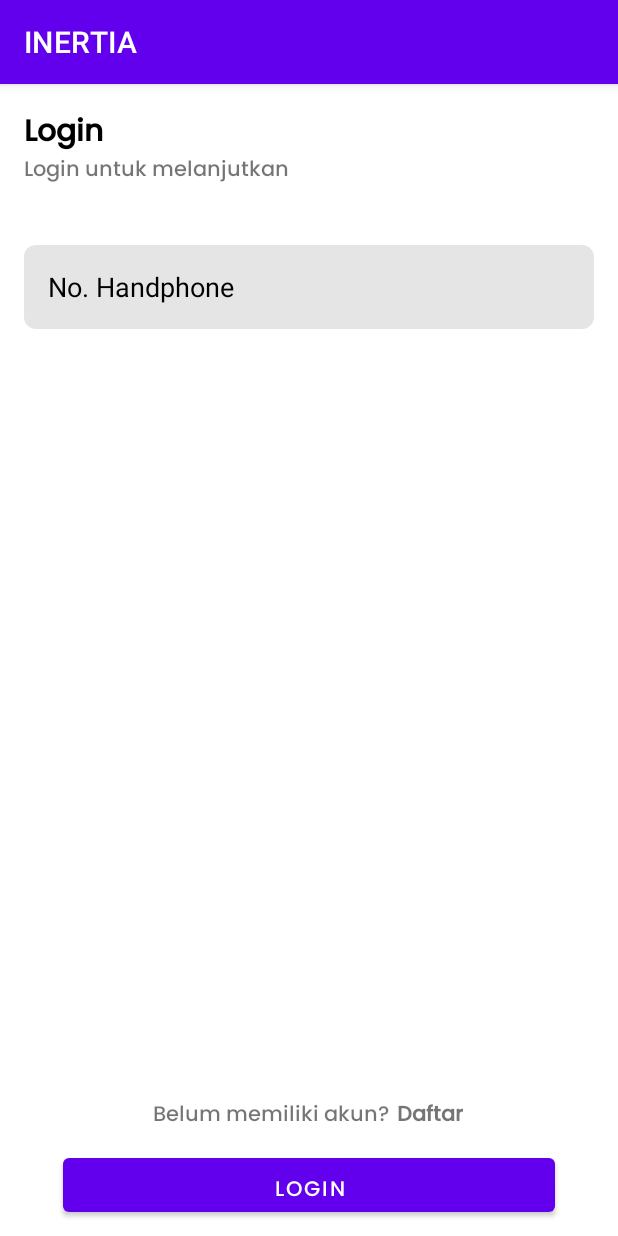
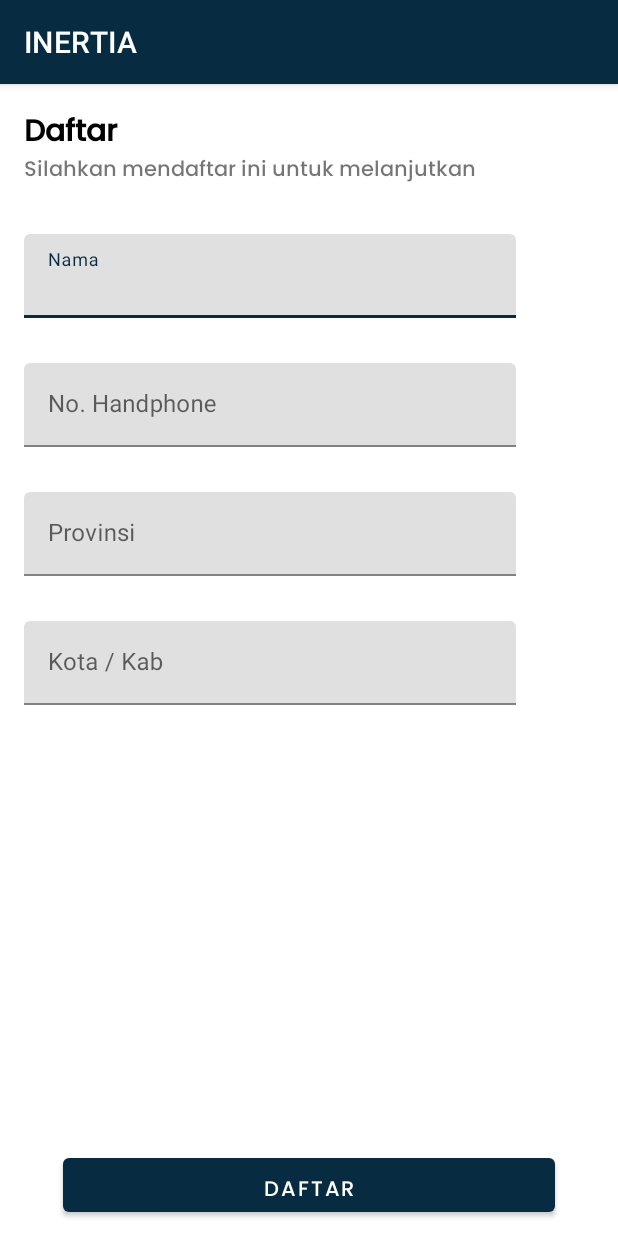
Before and after one commit to rofiulkhasanah/INERTIA, an Android app: the screen it shows after launch (LoginActivity before the commit, RegisterActivity after it), on a phone screen of 412 x 824 dp. Run offline under Robolectric (Android 15) with nearby library versions, the phone set to English and light mode, and no system bars; Roboto replaces fonts that are not available here.

Commit message:
ui register

```diff
--- a/app/src/main/AndroidManifest.xml
+++ b/app/src/main/AndroidManifest.xml
@@ -9,15 +9,22 @@
         android:roundIcon="@mipmap/ic_launcher_round"
         android:supportsRtl="true"
         android:theme="@style/Theme.INERTIA">
-<!--        <activity android:name=".ui.login.LoginActivity"></activity>-->
-<!--        <activity android:name=".MainActivity"></activity>-->
-        <activity android:name=".ui.login.LoginActivity">
+<!--        <activity android:name=".ui.register.RegisterActivity" />-->
+        <activity android:name=".ui.login.LoginActivity" />
+        <activity android:name=".ui.register.RegisterActivity">
             <intent-filter>
                 <action android:name="android.intent.action.MAIN" />
-
-                <category android:name="android.intent.category.LAUNCHER" />
+                <category android:name="android.intent.category.LAUNCHER"/>
             </intent-filter>
         </activity>
+
+<!--        <activity android:name=".ui.register.RegisterActivity">-->
+<!--            <intent-filter>-->
+<!--                <action android:name="android.intent.action.MAIN" />-->
+
+<!--                <category android:name="android.intent.category.LAUNCHER" />-->
+<!--            </intent-filter>-->
+<!--        </activity>-->
 
         <meta-data
             android:name="preloaded_fonts"
--- /dev/null
+++ b/app/src/main/java/com/inertia/ui/register/RegisterActivity.kt
@@ -0,0 +1,14 @@
+package com.inertia.ui.register
+
+import android.os.Build
+import androidx.appcompat.app.AppCompatActivity
+import android.os.Bundle
+import android.view.WindowManager
+import com.inertia.R
+
+class RegisterActivity : AppCompatActivity() {
+    override fun onCreate(savedInstanceState: Bundle?) {
+        super.onCreate(savedInstanceState)
+        setContentView(R.layout.activity_register)
+    }
+}
--- a/app/src/main/res/drawable/button_bg.xml
+++ b/app/src/main/res/drawable/button_bg.xml
@@ -1,5 +1,5 @@
 <?xml version="1.0" encoding="utf-8"?>
-<shape xmlns:android="http://schemas.android.com/apk/res/android" android:shape="rectangle">
-    <solid android:color="#000000"/>
+<shape xmlns:android="http://schemas.android.com/apk/res/android">
+    <solid android:color="#072C41"/>
     <corners android:radius="4dp"/>
 </shape>
--- a/app/src/main/res/layout/activity_login.xml
+++ b/app/src/main/res/layout/activity_login.xml
@@ -6,7 +6,6 @@
     android:layout_height="match_parent"
     android:clipToPadding="false"
     tools:context=".ui.login.LoginActivity">
-
 
     <TextView
         android:id="@+id/textView"
@@ -32,21 +31,41 @@
         app:layout_constraintStart_toStartOf="@+id/textView"
         app:layout_constraintTop_toTopOf="parent" />
 
-    <EditText
-        android:id="@+id/editTextPhone"
-        android:layout_width="380dp"
+<!--    <EditText-->
+<!--        android:id="@+id/edt_phone"-->
+<!--        android:layout_width="328dp"-->
+<!--        android:layout_height="56dp"-->
+<!--        android:layout_marginTop="30dp"-->
+<!--        android:autofillHints="@string/phone"-->
+<!--        android:background="@drawable/input_bg"-->
+<!--        android:ems="13"-->
+<!--        android:hint="@string/phone"-->
+<!--        android:includeFontPadding="true"-->
+<!--        android:inputType="phone"-->
+<!--        android:padding="16dp"-->
+<!--        android:textColorHint="#000000"-->
+<!--        app:layout_constraintStart_toStartOf="@+id/textView2"-->
+<!--        app:layout_constraintTop_toBottomOf="@+id/textView2" />-->
+
+    <com.google.android.material.textfield.TextInputLayout
+        android:layout_width="328dp"
         android:layout_height="56dp"
-        android:layout_marginTop="107dp"
-        android:autofillHints="@string/phone"
+        android:layout_marginTop="30dp"
+        android:hint="@string/phone"
         android:background="@drawable/input_bg"
-        android:ems="13"
-        android:hint="@string/phone"
-        android:includeFontPadding="true"
-        android:inputType="phone"
-        android:padding="16dp"
-        android:textColorHint="#000000"
         app:layout_constraintStart_toStartOf="@+id/textView2"
-        app:layout_constraintTop_toTopOf="parent" />
+        app:layout_constraintTop_toBottomOf="@+id/textView2">
+
+        <com.google.android.material.textfield.TextInputEditText
+            android:id="@+id/edt_phone"
+            android:layout_width="match_parent"
+            android:layout_height="wrap_content"
+            android:inputType="phone"
+            android:ems="13"
+            android:padding="16dp"
+            android:textColorHint="#000000"
+        />
+    </com.google.android.material.textfield.TextInputLayout>
 
     <TextView
         android:id="@+id/textView4"
@@ -56,11 +75,12 @@
         android:layout_marginBottom="16dp"
         android:fontFamily="@font/poppins_medium"
         android:text="@string/desc_account"
-        app:layout_constraintBottom_toTopOf="@+id/button"
-        app:layout_constraintStart_toStartOf="@+id/button" />
+        android:textColor="#797979"
+        app:layout_constraintBottom_toTopOf="@+id/btn_login"
+        app:layout_constraintStart_toStartOf="@+id/btn_login" />
 
     <Button
-        android:id="@+id/button"
+        android:id="@+id/btn_login"
         android:layout_width="328dp"
         android:layout_height="36dp"
         android:layout_marginStart="16dp"
@@ -82,6 +102,7 @@
         android:clickable="false"
         android:fontFamily="@font/poppins_medium"
         android:text="@string/register"
+        android:textColor="#072C41"
         android:textStyle="bold"
         app:layout_constraintBottom_toBottomOf="@+id/textView4"
         app:layout_constraintStart_toEndOf="@+id/textView4"
--- /dev/null
+++ b/app/src/main/res/layout/activity_register.xml
@@ -0,0 +1,119 @@
+<?xml version="1.0" encoding="utf-8"?>
+<androidx.constraintlayout.widget.ConstraintLayout xmlns:android="http://schemas.android.com/apk/res/android"
+    xmlns:app="http://schemas.android.com/apk/res-auto"
+    xmlns:tools="http://schemas.android.com/tools"
+    android:layout_width="match_parent"
+    android:layout_height="match_parent"
+    tools:context=".ui.register.RegisterActivity">
+
+
+    <TextView
+        android:id="@+id/textView"
+        android:layout_width="wrap_content"
+        android:layout_height="wrap_content"
+        android:layout_marginStart="16dp"
+        android:layout_marginTop="16dp"
+        android:fontFamily="@font/poppins_medium"
+        android:text="@string/register"
+        android:textColor="#000000"
+        android:textSize="20sp"
+        android:textStyle="bold"
+        app:layout_constraintStart_toStartOf="parent"
+        app:layout_constraintTop_toTopOf="parent" />
+
+    <TextView
+        android:id="@+id/textView2"
+        android:layout_width="wrap_content"
+        android:layout_height="wrap_content"
+        android:layout_marginTop="46dp"
+        android:fontFamily="@font/poppins_medium"
+        android:text="@string/desc_register"
+        app:layout_constraintStart_toStartOf="@+id/textView"
+        app:layout_constraintTop_toTopOf="parent" />
+
+    <com.google.android.material.textfield.TextInputLayout
+        android:id="@+id/txt_input1"
+        android:layout_width="328dp"
+        android:layout_height="56dp"
+        android:layout_marginTop="30dp"
+        android:hint="@string/user_name"
+        android:background="@drawable/input_bg"
+        app:layout_constraintStart_toStartOf="@+id/textView2"
+        app:layout_constraintTop_toBottomOf="@+id/textView2">
+
+        <com.google.android.material.textfield.TextInputEditText
+            android:id="@+id/edt_name"
+            android:inputType="text"
+            android:layout_width="match_parent"
+            android:layout_height="wrap_content" />
+    </com.google.android.material.textfield.TextInputLayout>
+
+    <com.google.android.material.textfield.TextInputLayout
+        android:id="@+id/txt_input2"
+        android:layout_width="328dp"
+        android:layout_height="56dp"
+        android:layout_marginTop="30dp"
+        android:hint="@string/phone"
+        android:background="@drawable/input_bg"
+        app:layout_constraintStart_toStartOf="@+id/txt_input1"
+        app:layout_constraintTop_toBottomOf="@+id/txt_input1">
+
+        <com.google.android.material.textfield.TextInputEditText
+            android:id="@+id/edt_reg_phone"
+            android:inputType="phone"
+            android:ems="13"
+            android:layout_width="match_parent"
+            android:layout_height="wrap_content" />
+    </com.google.android.material.textfield.TextInputLayout>
+
+    <com.google.android.material.textfield.TextInputLayout
+        android:id="@+id/txt_input3"
+        android:layout_width="328dp"
+        android:layout_height="56dp"
+        android:layout_marginTop="30dp"
+        android:hint="@string/provinsi"
+        android:background="@drawable/input_bg"
+        app:layout_constraintStart_toStartOf="@+id/txt_input2"
+        app:layout_constraintTop_toBottomOf="@+id/txt_input2">
+
+        <com.google.android.material.textfield.TextInputEditText
+            android:id="@+id/edt_provinsi"
+            android:inputType="text"
+            android:layout_width="match_parent"
+            android:layout_height="wrap_content" />
+    </com.google.android.material.textfield.TextInputLayout>
+
+    <com.google.android.material.textfield.TextInputLayout
+        android:id="@+id/txt_input4"
+        android:layout_width="328dp"
+        android:layout_height="56dp"
+        android:layout_marginTop="30dp"
+        android:hint="@string/city"
+        android:background="@drawable/input_bg"
+        app:layout_constraintStart_toStartOf="@+id/txt_input3"
+        app:layout_constraintTop_toBottomOf="@+id/txt_input3">
+
+        <com.google.android.material.textfield.TextInputEditText
+            android:id="@+id/edt_city"
+            android:inputType="text"
+            android:layout_width="match_parent"
+            android:layout_height="wrap_content" />
+    </com.google.android.material.textfield.TextInputLayout>
+
+
+    <Button
+        android:id="@+id/btn_register"
+        android:layout_width="328dp"
+        android:layout_height="36dp"
+        android:layout_marginStart="16dp"
+        android:layout_marginEnd="16dp"
+        android:layout_marginBottom="16dp"
+        android:background="@drawable/button_bg"
+        android:fontFamily="@font/poppins_medium"
+        android:text="@string/register"
+        android:textColor="#FFFF"
+        app:layout_constraintBottom_toBottomOf="parent"
+        app:layout_constraintEnd_toEndOf="parent"
+        app:layout_constraintStart_toStartOf="parent" />
+
+</androidx.constraintlayout.widget.ConstraintLayout>
--- a/app/src/main/res/values/colors.xml
+++ b/app/src/main/res/values/colors.xml
@@ -1,7 +1,7 @@
 <?xml version="1.0" encoding="utf-8"?>
 <resources>
     <color name="purple_200">#FFBB86FC</color>
-    <color name="purple_500">#FF6200EE</color>
+    <color name="purple_500">#072C41</color>
     <color name="purple_700">#FF3700B3</color>
     <color name="teal_200">#FF03DAC5</color>
     <color name="teal_700">#FF018786</color>
--- a/app/src/main/res/values/strings.xml
+++ b/app/src/main/res/values/strings.xml
@@ -5,4 +5,8 @@
     <string name="phone">No. Handphone</string>
     <string name="desc_account">Belum memiliki akun?</string>
     <string name="register">Daftar</string>
+    <string name="desc_register">Silahkan mendaftar ini untuk melanjutkan</string>
+    <string name="user_name">Nama</string>
+    <string name="provinsi">Provinsi</string>
+    <string name="city">Kota / Kab</string>
 </resources>
```
